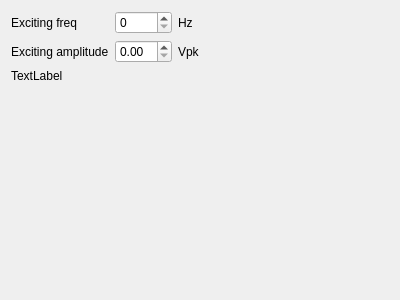
This is specificsimparamsTest8.ui in koalakoker/gSim as Qt 5 draws it before an edit. The edited form follows.
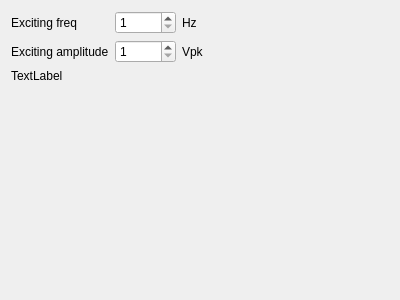
This is the edited form.

The edit to the form file:
```diff
--- a/specificsimparamsTest8.ui
+++ b/specificsimparamsTest8.ui
@@ -16,9 +16,6 @@
   <layout class="QFormLayout" name="formLayout_2">
    <item row="0" column="0">
     <layout class="QGridLayout" name="gridLayout">
-     <item row="2" column="1">
-      <widget class="QDoubleSpinBox" name="doubleSpinBox"/>
-     </item>
      <item row="2" column="0">
       <widget class="QLabel" name="label_2">
        <property name="text">
@@ -27,7 +24,14 @@
       </widget>
      </item>
      <item row="0" column="1">
-      <widget class="QSpinBox" name="spinBox"/>
+      <widget class="QSpinBox" name="excFreq">
+       <property name="minimum">
+        <number>1</number>
+       </property>
+       <property name="maximum">
+        <number>30000</number>
+       </property>
+      </widget>
      </item>
      <item row="0" column="0">
       <widget class="QLabel" name="label_3">
@@ -57,6 +61,16 @@
        </property>
       </widget>
      </item>
+     <item row="2" column="1">
+      <widget class="QSpinBox" name="excAmp">
+       <property name="minimum">
+        <number>1</number>
+       </property>
+       <property name="maximum">
+        <number>25</number>
+       </property>
+      </widget>
+     </item>
     </layout>
    </item>
   </layout>
```
Left out of the diff: 4 changed lines with no effect on the pictures.
